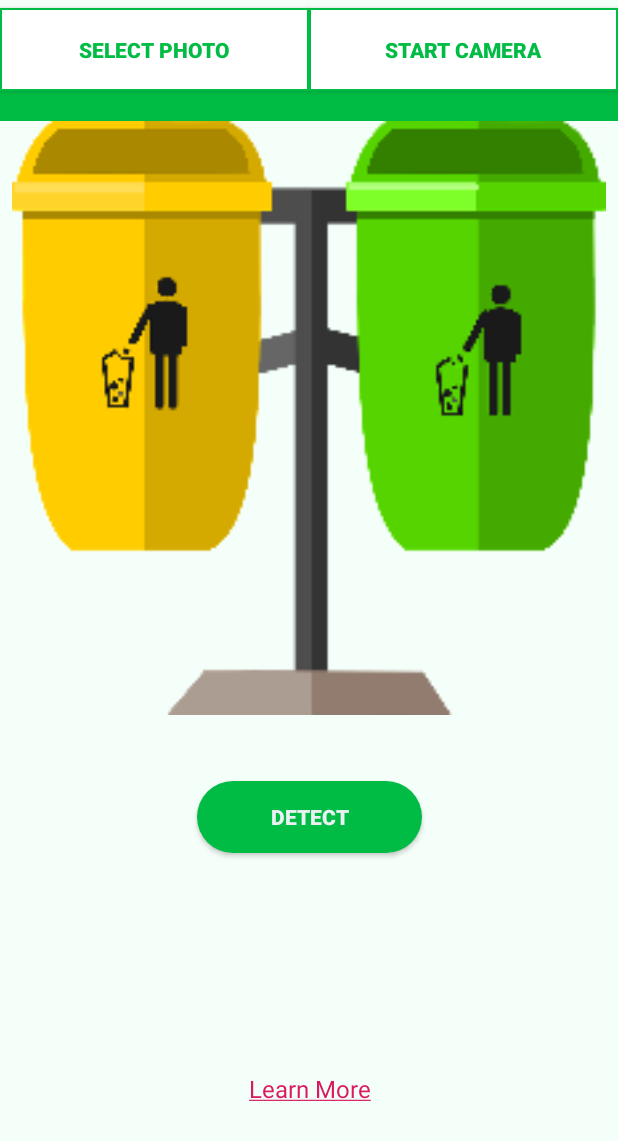
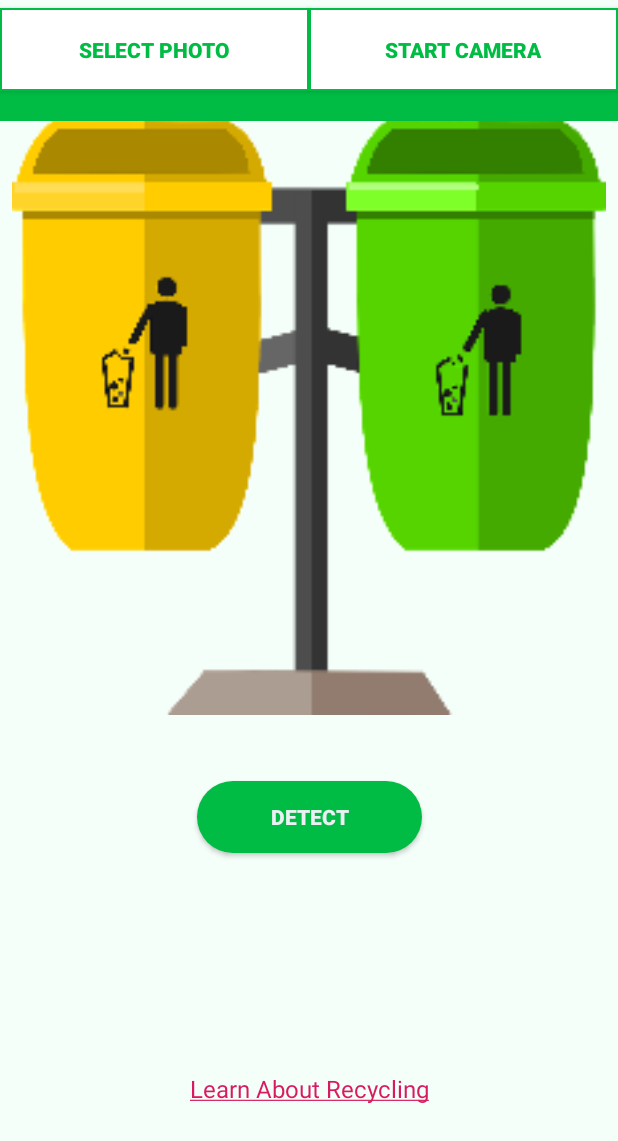
Before and after one commit to sparkingdark/categoricaljunk, an Android app: the screen it shows after launch (MainActivity), on a phone screen of 412 x 824 dp, the part 95-1236 px from its top. Run offline under Robolectric (Android 15) with nearby library versions, the phone set to English and light mode, and no system bars; libraries missing offline, so code that uses them is left out: org.tensorflow.lite; 1 statement that could not run was skipped.

Commit message:
added final repo

```diff
--- a/categoricaljunk/app/src/main/java/isomora/com/greendoctor/MainActivity.kt
+++ b/categoricaljunk/app/src/main/java/isomora/com/greendoctor/MainActivity.kt
@@ -10,6 +10,7 @@ import android.graphics.BitmapFactory
 import android.graphics.Matrix
 import android.os.Build
 import android.provider.MediaStore
+import android.text.method.LinkMovementMethod
 import androidx.annotation.RequiresApi
 import androidx.appcompat.app.AppCompatActivity
 import android.view.Gravity
@@ -52,6 +53,7 @@ class MainActivity : AppCompatActivity() {
             callGalleryIntent.type = "image/*"
             startActivityForResult(callGalleryIntent, mGalleryRequestCode)
         }
+
         mDetectButton.setOnClickListener {
             val results = mClassifier.recognizeImage(mBitmap).firstOrNull()
             val garbage = results?.title
@@ -62,6 +64,8 @@ class MainActivity : AppCompatActivity() {
                 mResultTextView.text= results?.title+"\n Confidence:"+results?.confidence+"\nYou can't Recycle..."
             }
         }
+
+        mHyperLink.setMovementMethod(LinkMovementMethod.getInstance())
     }
 
     override fun onActivityResult(requestCode: Int, resultCode: Int, data: Intent?) {
@@ -74,7 +78,7 @@ class MainActivity : AppCompatActivity() {
                 toast.setGravity(Gravity.BOTTOM, 0, 20)
                 toast.show()
                 mPhotoImageView.setImageBitmap(mBitmap)
-                mResultTextView.text= "Your photo image set now."
+                mResultTextView.text= "Click \"DETECT\" Button."
             } else {
                 Toast.makeText(this, "Camera cancel..", Toast.LENGTH_LONG).show()
             }
--- a/categoricaljunk/app/src/main/res/layout/activity_main.xml
+++ b/categoricaljunk/app/src/main/res/layout/activity_main.xml
@@ -92,7 +92,7 @@
             android:textAlignment="center"
             android:textSize="16dp"
             android:textStyle="bold"
-            app:layout_constraintBottom_toBottomOf="@id/mIsRecycle"
+            app:layout_constraintBottom_toBottomOf="@id/mHyperLink"
             app:layout_constraintEnd_toEndOf="parent"
             app:layout_constraintHorizontal_bias="0.0"
             app:layout_constraintStart_toStartOf="parent"
@@ -125,7 +125,7 @@
             app:layout_constraintTop_toTopOf="parent" />
 
     <TextView
-            android:id="@+id/mIsRecycle"
+            android:id="@+id/mHyperLink"
             android:layout_width="0dp"
             android:layout_height="wrap_content"
             android:layout_marginBottom="16dp"
--- a/categoricaljunk/app/src/main/res/values/strings.xml
+++ b/categoricaljunk/app/src/main/res/values/strings.xml
@@ -6,6 +6,6 @@
     <string name="defaultImage">Default image set now...</string>
     <string name="descriptionImage">View for displaying image</string>
     <string name="categorical_junk2">CATEGORICAL JUNK</string>
-    <string name="hyperlink"><a href="https://www.wm.com/us/en/recycle-right/recycling-101">Learn More</a></string>
+    <string name="hyperlink"><a href="https://www.wm.com/us/en/recycle-right/recycling-101">Learn About Recycling</a></string>
     <string name="notRecyclable">Not Recyclable</string>
 </resources>
```
